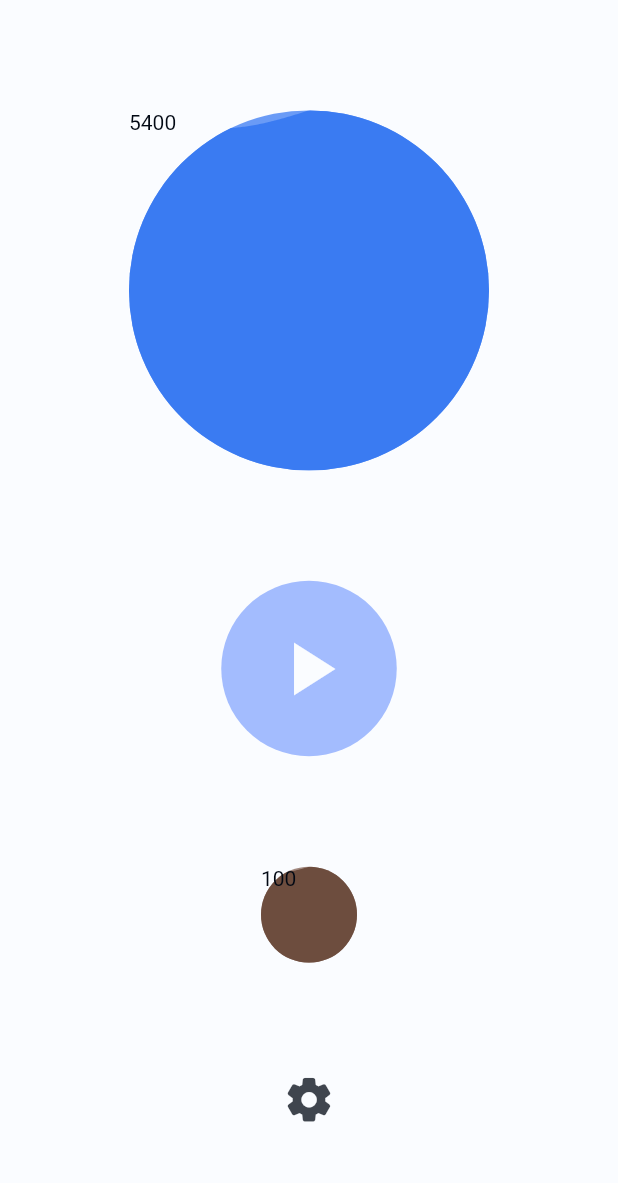
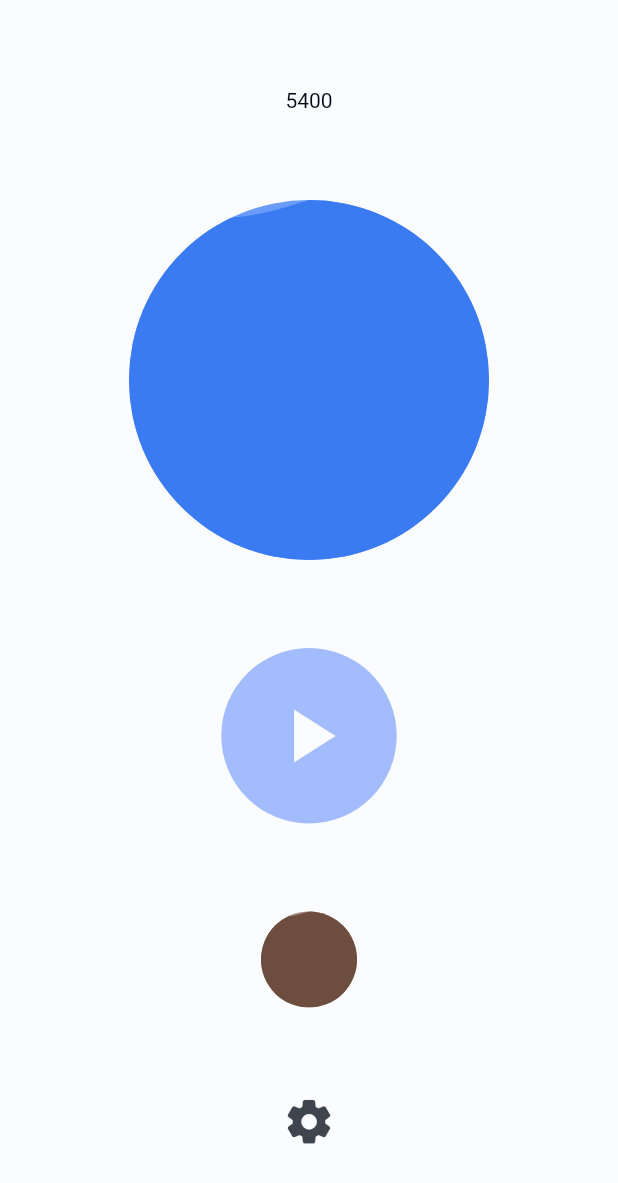
Before and after one commit to MatthieuNadeau96/flow_time, a Flutter app: the screen it shows after launch, on a phone screen of 412 x 824 dp. Shown: the top 1183 px of the screen. Run offline on Flutter 3.47's test engine with Material 2 defaults, Android fonts, the phone set to English and light mode, and no system bars; our stand-ins replace audioplayers, flutter_local_notifications, liquid_progress_indicator, numberpicker, shared_preferences.

Commit message:
Some code cleaning - created a widget file for the wave timer

```diff
--- a/lib/screens/flow_screen.dart
+++ b/lib/screens/flow_screen.dart
@@ -5,6 +5,7 @@ import 'package:audioplayers/audioplayers.dart';
 import 'package:flow_time/providers/settings_provider.dart';
 import 'package:flow_time/screens/settings_screen.dart';
 import 'package:flow_time/widgets/circular_button.dart';
+import 'package:flow_time/widgets/wave_timer.dart';
 import 'package:flutter/cupertino.dart';
 import 'package:flutter/material.dart';
 import 'package:flutter_local_notifications/flutter_local_notifications.dart';
@@ -323,55 +324,23 @@ class _FlowScreenState extends State<FlowScreen>
                 mainAxisAlignment: MainAxisAlignment.spaceEvenly,
                 crossAxisAlignment: CrossAxisAlignment.center,
                 children: <Widget>[
-                  Stack(
-                    children: [
-                      Container(
+                  Text('${_counter}'),
+                  WaveTimer(
                     height: 240,
                     width: 240,
-                        child: LiquidCircularProgressIndicator(
                     value: _timeForBreak
                         ? doubleConverter(
-                                  (_counter.toDouble()) +
-                                      (_counter.toDouble() * 0.05),
+                            (_counter.toDouble()),
                             widget.breakDuration,
                           )
                         : doubleConverter(
-                                  (_counter.toDouble()) +
-                                      (_counter.toDouble() * 0.05),
+                            (_counter.toDouble()),
                             widget.flowDuration,
                           ),
-                          valueColor: AlwaysStoppedAnimation(
-                              Theme.of(context).primaryColorLight),
-                          backgroundColor: Colors.transparent,
-                          borderColor: Colors.transparent,
-                          borderWidth: 0,
-                          direction: Axis.vertical,
+                    foamColor: Theme.of(context).primaryColorLight,
+                    color: Theme.of(context).primaryColor,
                   ),
-                      ),
-                      Container(
-                        height: 240,
-                        width: 240,
-                        child: LiquidCircularProgressIndicator(
-                          value: _timeForBreak
-                              ? doubleConverter(
-                                  _counter.toDouble(),
-                                  widget.breakDuration,
-                                )
-                              : doubleConverter(
-                                  _counter.toDouble(),
-                                  widget.flowDuration,
-                                ),
-                          valueColor: AlwaysStoppedAnimation(
-                              Theme.of(context).primaryColor),
-                          backgroundColor: Colors.transparent,
-                          borderColor: Colors.transparent,
-                          borderWidth: 0,
-                          direction: Axis.vertical,
-                        ),
-                      ),
-                      Text('${_counter}'),
-                    ],
-                  ),
+
                   // Text(
                   //   formatTime(_counter.toDouble()),
                   //   style: Theme.of(context).textTheme.headline6,
@@ -456,46 +425,16 @@ class _FlowScreenState extends State<FlowScreen>
                       child: Container(
                         child: Column(
                           children: [
-                            Stack(
-                              children: [
-                                Container(
+                            WaveTimer(
                               height: 64,
                               width: 64,
-                                  child: LiquidCircularProgressIndicator(
+                              color:
+                                  Theme.of(context).textTheme.bodyText1.color,
+                              foamColor: Colors.brown[300],
                               value: doubleConverter(
-                                        (_coffeeCounter.toDouble()) +
-                                            (_coffeeCounter.toDouble() * 0.1),
-                                        _coffeeDuration),
-                                    valueColor: AlwaysStoppedAnimation(
-                                        Colors.brown[300]),
-                                    backgroundColor: Colors.transparent,
-                                    borderColor: Colors.transparent,
-                                    borderWidth: 0,
-                                    direction: Axis.vertical,
+                                  _coffeeCounter.toDouble(), _coffeeDuration),
                             ),
-                                ),
-                                Container(
-                                  height: 64,
-                                  width: 64,
-                                  child: LiquidCircularProgressIndicator(
-                                    value: doubleConverter(
-                                        _coffeeCounter.toDouble(),
-                                        _coffeeDuration),
-                                    valueColor: AlwaysStoppedAnimation(
-                                      Theme.of(context)
-                                          .textTheme
-                                          .bodyText1
-                                          .color,
-                                    ),
-                                    backgroundColor: Colors.transparent,
-                                    borderColor: Colors.transparent,
-                                    borderWidth: 0,
-                                    direction: Axis.vertical,
-                                  ),
-                                ),
-                                Text('$_coffeeCounter'),
-                              ],
-                            ),
+                            //
                             // Text(
                             //   formatTime(_coffeeCounter.toDouble()),
                             // ),
--- /dev/null
+++ b/lib/widgets/wave_timer.dart
@@ -0,0 +1,50 @@
+import 'package:flutter/material.dart';
+import 'package:liquid_progress_indicator/liquid_progress_indicator.dart';
+
+class WaveTimer extends StatelessWidget {
+  final double height;
+  final double width;
+  final double value;
+  final Color foamColor;
+  final Color color;
+
+  WaveTimer({
+    this.height,
+    this.width,
+    this.value,
+    this.foamColor,
+    this.color,
+  });
+
+  @override
+  Widget build(BuildContext context) {
+    return Stack(
+      children: [
+        Container(
+          height: height,
+          width: width,
+          child: LiquidCircularProgressIndicator(
+            value: value + value * 0.1,
+            valueColor: AlwaysStoppedAnimation(foamColor),
+            backgroundColor: Colors.transparent,
+            borderColor: Colors.transparent,
+            borderWidth: 0,
+            direction: Axis.vertical,
+          ),
+        ),
+        Container(
+          height: height,
+          width: width,
+          child: LiquidCircularProgressIndicator(
+            value: value,
+            valueColor: AlwaysStoppedAnimation(color),
+            backgroundColor: Colors.transparent,
+            borderColor: Colors.transparent,
+            borderWidth: 0,
+            direction: Axis.vertical,
+          ),
+        ),
+      ],
+    );
+  }
+}
```
Lines whose indentation alone changed are shown as unchanged.
